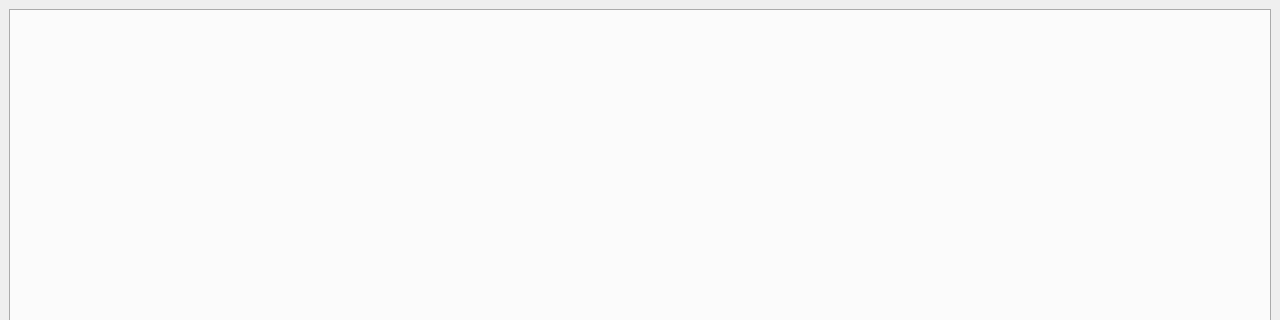
First picture: the form in mainwindow.ui, repository silverlays/QtMultiTools, before the edit; both pictures show x 0 to 1280 and y 0 to 320 of the 1280 by 900 pixel window.
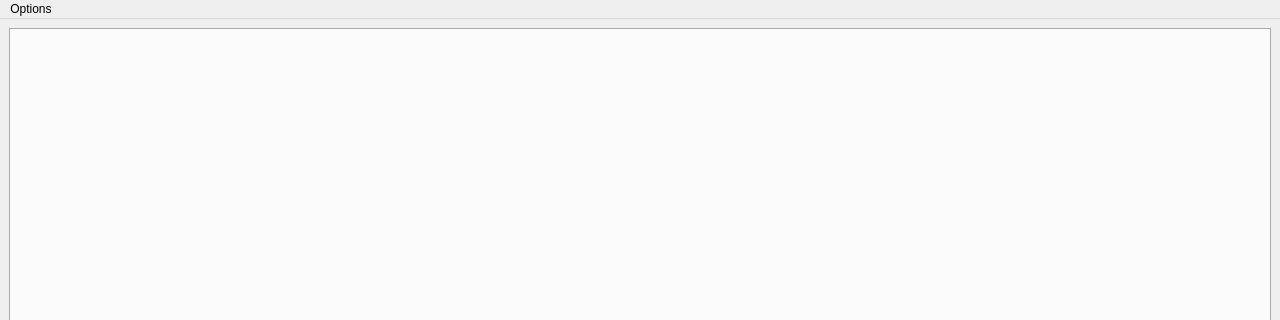
Second picture: the form after the edit.

Commit message: Travail préparatoire pour l'ajout d'options personnalisées

Diff of the .ui file:
```diff
--- a/mainwindow.ui
+++ b/mainwindow.ui
@@ -39,6 +39,12 @@
      <height>33</height>
     </rect>
    </property>
+   <widget class="QMenu" name="menuOptions">
+    <property name="title">
+     <string>Options</string>
+    </property>
+   </widget>
+   <addaction name="menuOptions"/>
   </widget>
   <widget class="QStatusBar" name="statusbar"/>
  </widget>
```
The commit also changes 3 other files.
